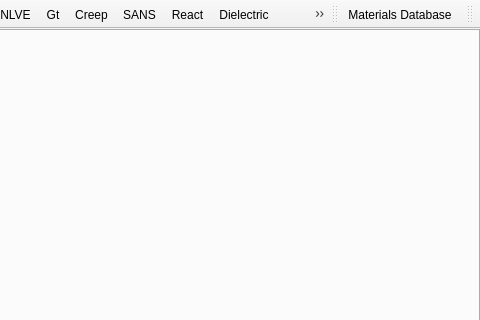
Old version of the form RepTate/gui/ReptateMainWindow.ui in the repository jorge-ramirez-upm/RepTate; both pictures show x 320 to 800 and y 0 to 320 of the 800 by 600 pixel window.
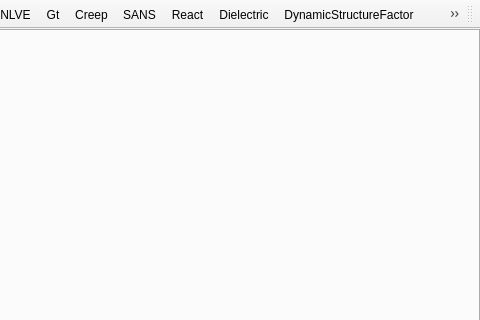
New version of the form. Icons and pictures are not drawn.

Commit message: New: Implemented Materials Database as a new Tool (incomplete)

What changed in the file:
```diff
--- a/RepTate/gui/ReptateMainWindow.ui
+++ b/RepTate/gui/ReptateMainWindow.ui
@@ -105,24 +105,6 @@
    <addaction name="actionDynamicStructureFactor"/>
    <addaction name="actionLAOS"/>
   </widget>
-  <widget class="QToolBar" name="toolBarTools">
-   <property name="windowTitle">
-    <string>toolBar_2</string>
-   </property>
-   <property name="toolTip">
-    <string>Tools Toolbar</string>
-   </property>
-   <property name="floatable">
-    <bool>false</bool>
-   </property>
-   <attribute name="toolBarArea">
-    <enum>TopToolBarArea</enum>
-   </attribute>
-   <attribute name="toolBarBreak">
-    <bool>false</bool>
-   </attribute>
-   <addaction name="actionMaterials_Database"/>
-  </widget>
   <widget class="QToolBar" name="toolBarHelpAbout">
    <property name="enabled">
     <bool>true</bool>
@@ -221,15 +203,6 @@
     <string>Ctrl+5</string>
    </property>
   </action>
-  <action name="actionMaterials_Database">
-   <property name="icon">
-    <iconset resource="MainWindow.qrc">
-     <normaloff>:/Icons/Images/new_icons/icons8-library.png</normaloff>:/Icons/Images/new_icons/icons8-library.png</iconset>
-   </property>
-   <property name="text">
-    <string>Materials Database</string>
-   </property>
-  </action>
   <action name="actionAbout">
    <property name="icon">
     <iconset resource="MainWindow.qrc">
```
The commit also changes 27 other files.
